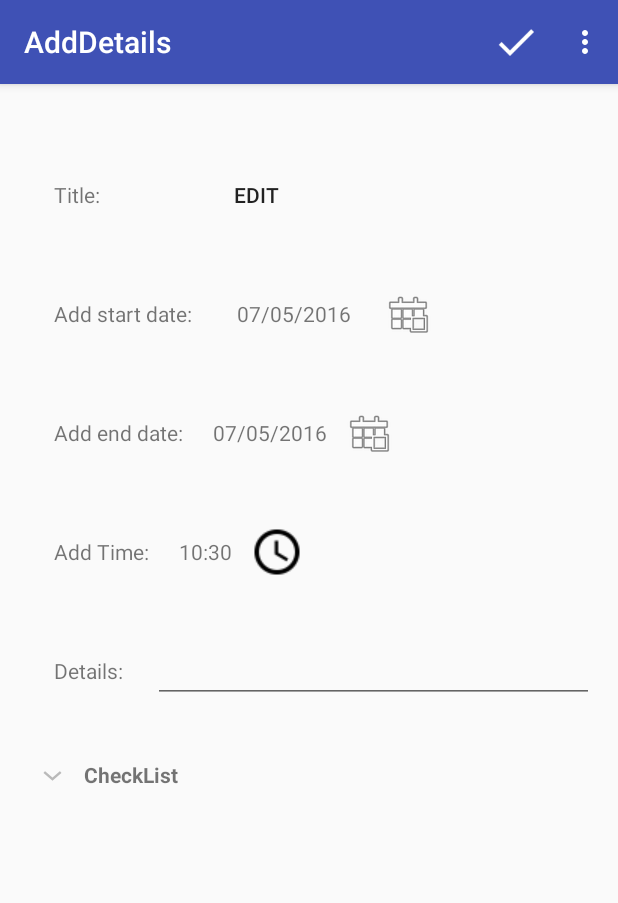
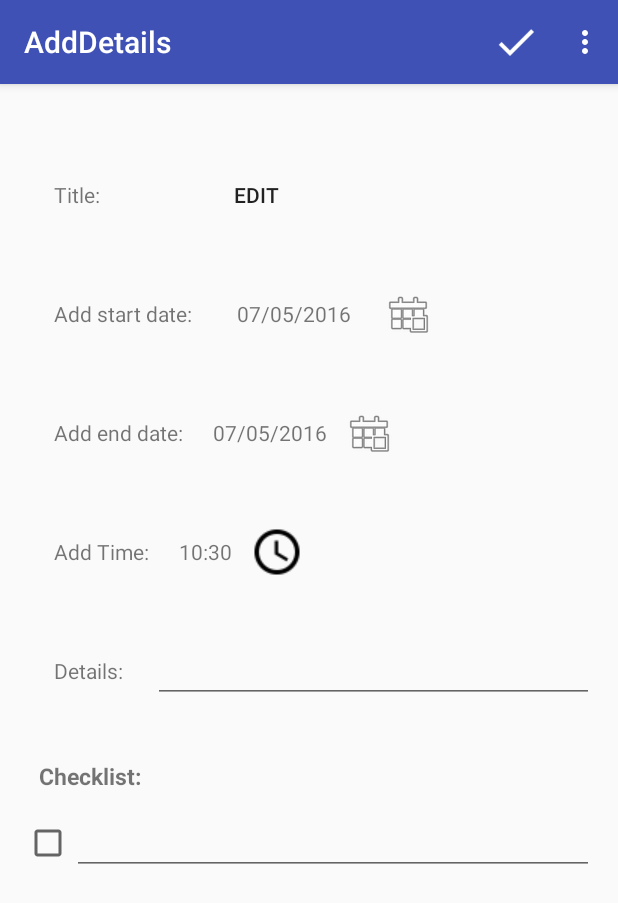
Before and after one commit to Dowie92/LPT, an Android app: the AddDetails screen opened directly, with no data from a screen before it, on a phone screen of 412 x 824 dp. Shown: the top 903 px of the screen. Run offline under Robolectric (Android 15) with nearby library versions, the phone set to English and light mode, and no system bars; 1 statement that could not run was skipped.

Commit message:
updated checklists which can be added dynamicall and removed with strikethrough option when the checkbox is ticked and it removes the strikethroug when the checkbox is removed

```diff
--- a/app/src/main/res/layout/activity_add_details.xml
+++ b/app/src/main/res/layout/activity_add_details.xml
@@ -21,7 +21,7 @@
 
     </android.support.design.widget.AppBarLayout>
 
-    <include layout="@layout/content_add_details" />
+    <include layout="@layout/content_add_details"/>
 
 
 </android.support.design.widget.CoordinatorLayout>
--- a/app/src/main/res/layout/content_add_details.xml
+++ b/app/src/main/res/layout/content_add_details.xml
@@ -174,13 +174,44 @@
     </LinearLayout>
 
         <LinearLayout
-            android:layout_width="fill_parent"
+            android:layout_width="match_parent"
             android:layout_height="wrap_content"
-            android:id="@+id/layoutInflator"
-            android:minHeight="100dp">
+            android:id="@+id/checkBoxLinear"
+            android:minHeight="100dp"
+            android:orientation="vertical">
+            <TextView
+                android:layout_width="match_parent"
+                android:layout_height="wrap_content"
+                android:id="@+id/checkBoxTitle"
+                android:text="Checklist:"
+                android:textSize="15sp"
+                android:textAlignment="textStart"
+                android:layout_gravity="start"
+                android:textStyle="bold"
+                android:padding="10dp"
+                />
+            <LinearLayout
+                android:layout_width="fill_parent"
+                android:layout_height="wrap_content"
+                android:id="@+id/firstCheckboxLinear"
+                android:orientation="horizontal">
+
+                <CheckBox
+                    android:layout_width="wrap_content"
+                    android:layout_height="wrap_content"
+                    android:id="@+id/firstCheckbox"
+                    android:layout_gravity="bottom"/>
+                <EditText
+                    android:layout_width="match_parent"
+                    android:layout_height="wrap_content"
+                    android:id="@+id/firstCheckboxEditText"
+                    android:layout_gravity="bottom"
+                    android:layout_weight="1"
+                    android:inputType="text"/>
+            </LinearLayout>
 
 
-        <ExpandableListView
+        <!--<ExpandableListView
                 android:layout_width="fill_parent"
                 android:layout_height="wrap_content"
                 android:id="@+id/ChecklistexpandableListView"
@@ -188,6 +219,7 @@
                 android:indicatorLeft="?android:attr/expandableListPreferredItemIndicatorLeft"
                 android:dividerHeight="1dp"
                 android:minHeight="100dp" />
+                -->
 
         </LinearLayout>
 
```
Also changed, not shown: app/src/main/java/alexdissertation/lpt/AddDetails.java (+137 -28 lines), app/src/main/java/alexdissertation/lpt/ExpandableListView.java (+23 -2 lines).
